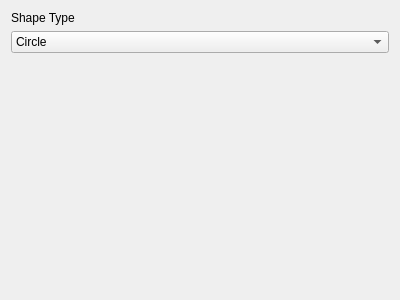
First picture: the form in shapecomponentwidget.ui, repository rogerbusquets97/Graphics-Engine, before the edit.
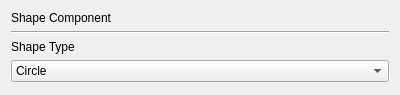
Second picture: the form after the edit.

```diff
--- a/shapecomponentwidget.ui
+++ b/shapecomponentwidget.ui
@@ -7,13 +7,27 @@
     <x>0</x>
     <y>0</y>
     <width>400</width>
-    <height>300</height>
+    <height>95</height>
    </rect>
   </property>
   <property name="windowTitle">
    <string>Form</string>
   </property>
   <layout class="QVBoxLayout" name="verticalLayout">
+   <item>
+    <widget class="QLabel" name="label_2">
+     <property name="text">
+      <string>Shape Component</string>
+     </property>
+    </widget>
+   </item>
+   <item>
+    <widget class="Line" name="line">
+     <property name="orientation">
+      <enum>Qt::Horizontal</enum>
+     </property>
+    </widget>
+   </item>
    <item>
     <widget class="QLabel" name="label">
      <property name="text">
```
